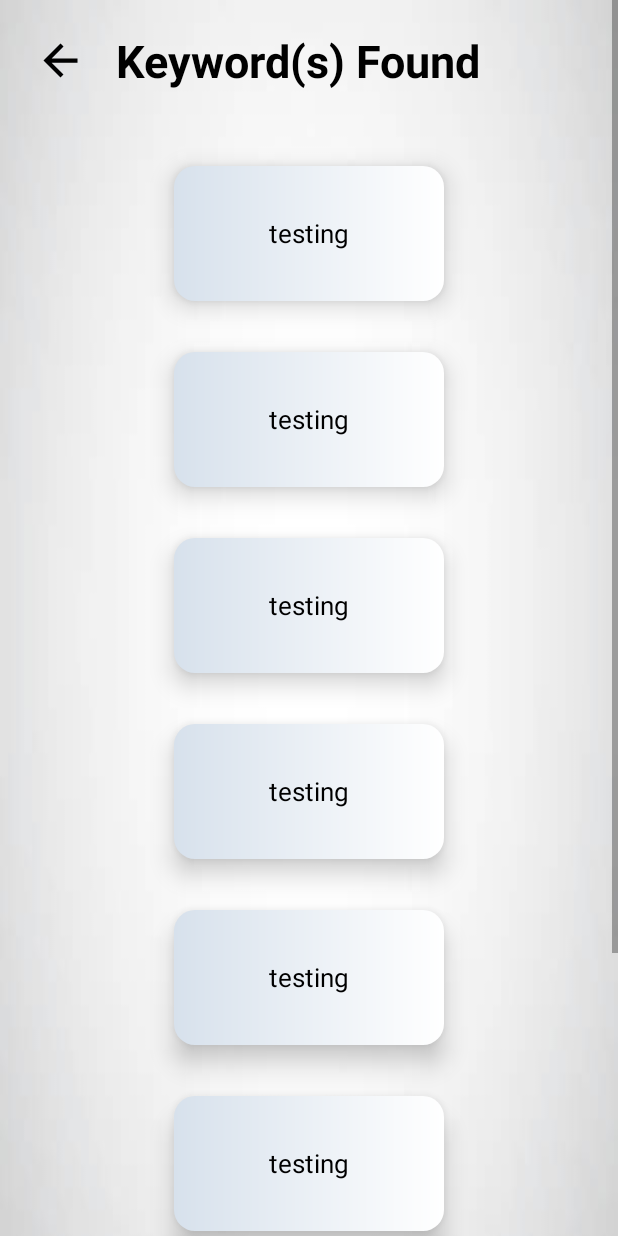
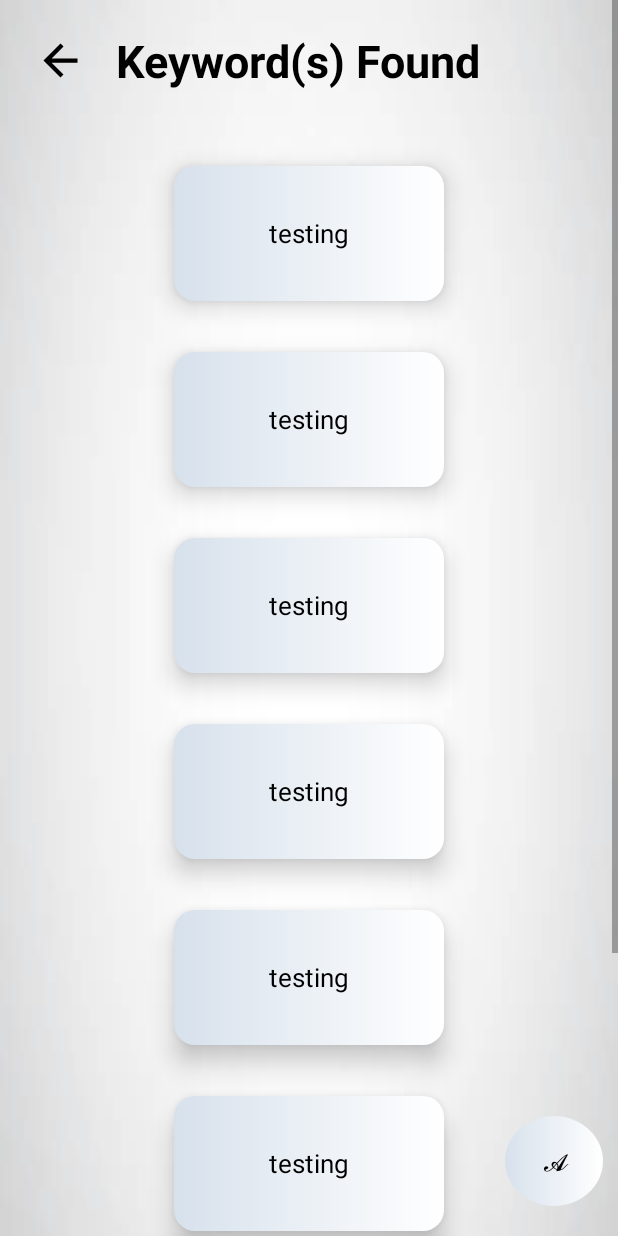
Before and after one commit to N1234P/MedSTTApp, an Android app: the layout activity_keyword_display.xml on its own in the app's theme, with its tools: preview values and no code run, on a phone screen of 412 x 824 dp. Run offline under Robolectric (Android 15) with nearby library versions, the phone set to English and light mode, and no system bars.

Commit message:
added associations, made a limit on keyword length of 50,

```diff
--- a/app/src/main/AndroidManifest.xml
+++ b/app/src/main/AndroidManifest.xml
@@ -13,6 +13,9 @@
         android:supportsRtl="true"
         android:theme="@style/Theme.MedSTTApp"
         tools:targetApi="31">
+        <activity
+            android:name=".Association"
+            android:exported="false" />
         <activity
             android:name=".MedicalNote"
             android:exported="false" />
--- a/app/src/main/java/com/example/medsttapp/KeyExtraction.java
+++ b/app/src/main/java/com/example/medsttapp/KeyExtraction.java
@@ -192,7 +192,7 @@ public class KeyExtraction {
         for(String phrase : Phrases) {
             flag = false;
             for(String restricted : restrictions) {
-                if(phrase.equals(restricted)) {
+                if(phrase.equals(restricted) || phrase.length() > 50) {
                     flag = true;
                     break;
                 }
--- /dev/null
+++ b/app/src/main/res/drawable/circle.xml
@@ -0,0 +1,16 @@
+<?xml version="1.0" encoding="utf-8"?>
+<shape xmlns:android="http://schemas.android.com/apk/res/android"
+    android:shape="oval">
+    <solid
+        android:color="#3cdfff"
+        />
+
+    <size
+        android:width="120dp"
+        android:height="120dp"/>
+
+    <gradient
+        android:startColor="#D7E1EC"
+    android:endColor="#FFFFFF"/>
+
+</shape>
--- /dev/null
+++ b/app/src/main/res/drawable/ic_baseline_check_circle_24.xml
@@ -0,0 +1,5 @@
+<vector android:height="24dp" android:tint="#000000"
+    android:viewportHeight="24" android:viewportWidth="24"
+    android:width="24dp" xmlns:android="http://schemas.android.com/apk/res/android">
+    <path android:fillColor="@android:color/white" android:pathData="M12,2C6.48,2 2,6.48 2,12s4.48,10 10,10 10,-4.48 10,-10S17.52,2 12,2zM10,17l-5,-5 1.41,-1.41L10,14.17l7.59,-7.59L19,8l-9,9z"/>
+</vector>
--- a/app/src/main/res/layout/activity_keyword_display.xml
+++ b/app/src/main/res/layout/activity_keyword_display.xml
@@ -1,11 +1,17 @@
 <?xml version="1.0" encoding="utf-8"?>
-<ScrollView xmlns:android="http://schemas.android.com/apk/res/android"
+    <RelativeLayout
+        xmlns:android="http://schemas.android.com/apk/res/android"
 
         xmlns:tools="http://schemas.android.com/tools"
+
+        android:layout_width="match_parent"
+        android:layout_height="match_parent">
+    <ScrollView
         android:layout_width="match_parent"
         android:layout_height="match_parent"
         tools:context=".KeywordDisplay"
         android:background="@drawable/stt_otherbackground">
+
         <LinearLayout
             android:layout_width="match_parent"
             android:layout_height="match_parent"
@@ -152,6 +158,7 @@
                 android:layout_marginTop="30dp"
                 android:textColor="@color/black"
                 android:textSize="17dp"
+
                 android:id="@+id/card8"
                 android:layout_width="180dp"
                 android:layout_height="90dp"
@@ -168,3 +175,19 @@
 
         </LinearLayout>
     </ScrollView>
+    <TextView
+        android:id="@+id/association"
+        android:layout_width="65dp"
+        android:layout_height="60dp"
+        android:text="𝓐"
+        android:textColor="@color/black"
+        android:textSize="17dp"
+        android:textAlignment="center"
+        android:gravity="center"
+
+        android:background="@drawable/circle"
+        android:layout_alignParentRight="true"
+        android:layout_alignParentBottom="true"
+        android:layout_marginBottom="20dp"
+        android:layout_marginRight="10dp"/>
+    </RelativeLayout>
```
Also changed, not shown: app/src/main/java/com/example/medsttapp/Association.java (added, +85 -0 lines), app/src/main/java/com/example/medsttapp/KeywordDisplay.java (+16 -0 lines), app/src/main/res/drawable/association_word_background.xml (added, +14 -0 lines), app/src/main/res/layout/activity_association.xml (added, +54 -0 lines). Lines whose indentation alone changed are shown as unchanged.
